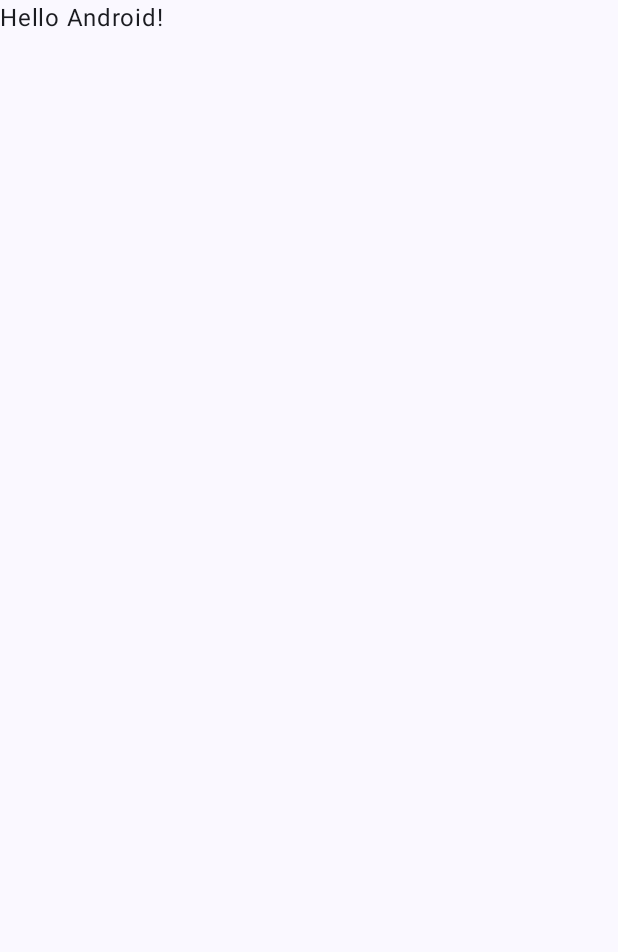
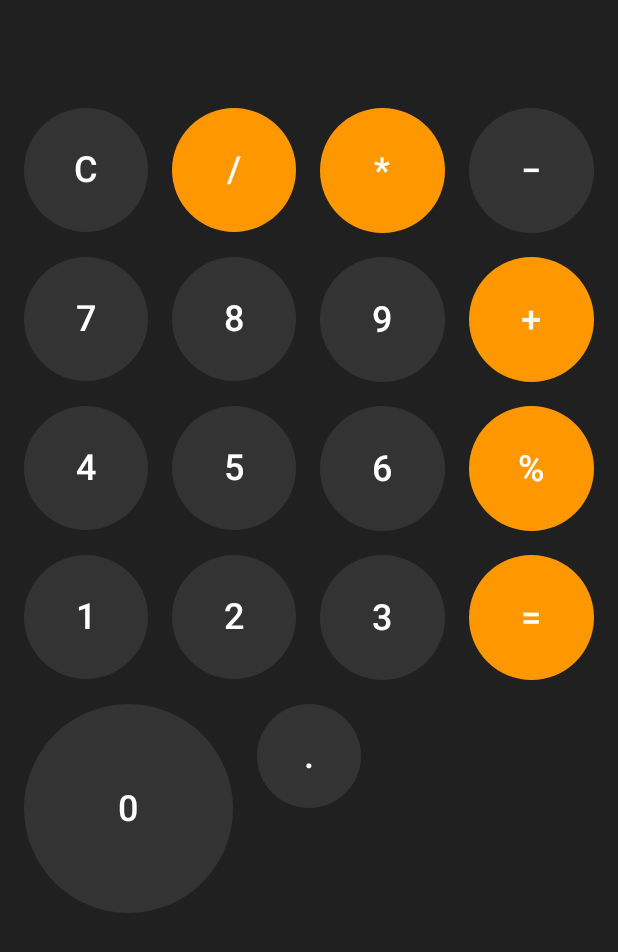
Before and after one commit to fawwasaldy/simple-calculator, an Android app built with Jetpack Compose: the screen it shows after launch (MainActivity), on a phone screen of 412 x 824 dp. Before the commit the part shown is almost empty. Shown: the top 952 px of the screen. Run offline under Robolectric (Android 15) with nearby library versions, the phone set to English and light mode, and no system bars.

Commit message:
feat: add simple calculator base version

```diff
--- a/app/src/main/java/com/example/simplecalculator/MainActivity.kt
+++ b/app/src/main/java/com/example/simplecalculator/MainActivity.kt
@@ -3,45 +3,132 @@ package com.example.simplecalculator
 import android.os.Bundle
 import androidx.activity.ComponentActivity
 import androidx.activity.compose.setContent
-import androidx.activity.enableEdgeToEdge
-import androidx.compose.foundation.layout.fillMaxSize
-import androidx.compose.foundation.layout.padding
-import androidx.compose.material3.Scaffold
-import androidx.compose.material3.Text
-import androidx.compose.runtime.Composable
+import androidx.compose.foundation.background
+import androidx.compose.foundation.layout.*
+import androidx.compose.foundation.shape.RoundedCornerShape
+import androidx.compose.material3.*
+import androidx.compose.runtime.*
 import androidx.compose.ui.Modifier
-import androidx.compose.ui.tooling.preview.Preview
-import com.example.simplecalculator.ui.theme.SimpleCalculatorTheme
+import androidx.compose.ui.graphics.Color
+import androidx.compose.ui.text.font.FontWeight
+import androidx.compose.ui.text.style.TextAlign
+import androidx.compose.ui.unit.dp
+import androidx.compose.ui.unit.sp
 
 class MainActivity : ComponentActivity() {
     override fun onCreate(savedInstanceState: Bundle?) {
         super.onCreate(savedInstanceState)
-        enableEdgeToEdge()
         setContent {
-            SimpleCalculatorTheme {
-                Scaffold(modifier = Modifier.fillMaxSize()) { innerPadding ->
-                    Greeting(
-                        name = "Android",
-                        modifier = Modifier.padding(innerPadding)
-                    )
-                }
+            MaterialTheme {
+                CalculatorApp()
             }
         }
     }
 }
 
 @Composable
-fun Greeting(name: String, modifier: Modifier = Modifier) {
-    Text(
-        text = "Hello $name!",
-        modifier = modifier
-    )
-}
+fun CalculatorApp() {
+    var firstNumber by remember { mutableStateOf("") }
+    var secondNumber by remember { mutableStateOf("") }
+    var operator by remember { mutableStateOf<String?>(null) }
+    var result by remember { mutableStateOf("") }
 
-@Preview(showBackground = true)
-@Composable
-fun GreetingPreview() {
-    SimpleCalculatorTheme {
-        Greeting("Android")
+    fun clearAll() {
+        firstNumber = ""
+        secondNumber = ""
+        operator = null
+        result = ""
+    }
+
+    fun appendDigit(digit: String) {
+        if (operator == null) {
+            firstNumber += digit
+        } else {
+            secondNumber += digit
+        }
+    }
+
+    fun calculate() {
+        val num1 = firstNumber.toDoubleOrNull() ?: return
+        val num2 = secondNumber.toDoubleOrNull() ?: return
+        val res = when (operator) {
+            "+" -> num1 + num2
+            "-" -> num1 - num2
+            "*" -> num1 * num2
+            "/" -> if (num2 != 0.0) num1 / num2 else Double.NaN
+            else -> return
+        }
+        result = if (res.isNaN()) "Error" else res.toString().removeSuffix(".0")
+        firstNumber = result
+        secondNumber = ""
+        operator = null
+    }
+
+    Column(
+        modifier = Modifier
+            .fillMaxSize()
+            .background(Color(0xFF202020))
+            .padding(16.dp),
+        verticalArrangement = Arrangement.spacedBy(16.dp)
+    ) {
+        // Display
+        Text(
+            text = if (result.isNotEmpty()) result else (if (operator == null) firstNumber else secondNumber.ifEmpty { "0" }),
+            modifier = Modifier
+                .fillMaxWidth()
+                .padding(8.dp),
+            fontSize = 48.sp,
+            color = Color.White,
+            textAlign = TextAlign.End,
+            fontWeight = FontWeight.Bold
+        )
+        // Buttons Grid
+        val buttons = listOf(
+            listOf("C", "/", "*", "−"),
+            listOf("7", "8", "9", "+"),
+            listOf("4", "5", "6", "%"),
+            listOf("1", "2", "3", "="),
+            listOf("0", ".")
+        )
+        buttons.forEach { row ->
+            Row(
+                modifier = Modifier.fillMaxWidth(),
+                horizontalArrangement = Arrangement.spacedBy(16.dp)
+            ) {
+                row.forEach { label ->
+                    Button(
+                        onClick = {
+                            when (label) {
+                                "C" -> clearAll()
+                                "=" -> calculate()
+                                in listOf("+", "-", "*", "/") -> if (firstNumber.isNotEmpty()) operator = label
+                                "." -> appendDigit(label)
+                                else -> appendDigit(label)
+                            }
+                        },
+                        modifier = Modifier
+                            .weight(
+                                when (label) {
+                                    "0" -> 2f
+                                    else -> 1f
+                                }
+                            )
+                            .aspectRatio(1f),
+                        shape = RoundedCornerShape(50),
+                        colors = ButtonDefaults.buttonColors(containerColor = if (label in listOf("+", "-", "*", "/", "=", "%")) Color(0xFFFF9800) else Color(0xFF333333))
+                    ) {
+                        Text(
+                            text = label,
+                            fontSize = 24.sp,
+                            color = Color.White
+                        )
+                    }
+                }
+                // Fill remaining space if row has only 2 items
+                if (row.size == 2) {
+                    Spacer(modifier = Modifier.weight(2f))
+                }
+            }
+        }
     }
 }
```
